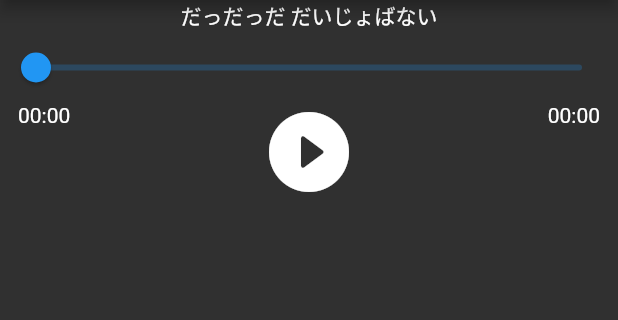
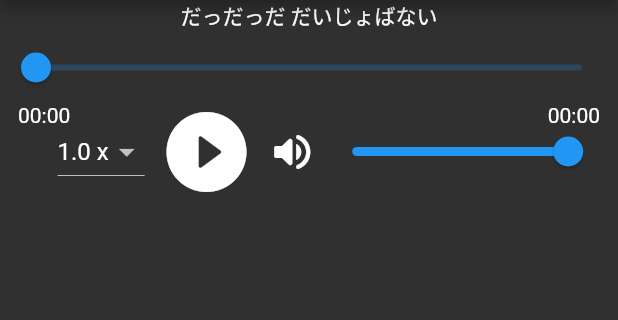
Before and after one commit to respectZ/cr-7, a Flutter app: the screen it shows after launch, on a phone screen of 412 x 824 dp, the part 84-404 px from its top. Run offline on Flutter 3.47's test engine with Material 2 defaults, Android fonts, the phone set to English and light mode, and no system bars; our stand-ins replace get, just_audio.

Commit message:
Add volume & speed control

```diff
--- a/lib/widget/audio_player.dart
+++ b/lib/widget/audio_player.dart
@@ -25,6 +25,52 @@ Widget _seekBar(Duration? duration, AudioPlayer audioPlayer) {
       value: duration?.inSeconds.toDouble() ?? 0,
       onChanged: (value) =>
           {audioPlayer.seek(Duration(seconds: value.toInt()))});
+}
+
+Widget _speedBar(double? speed, AudioPlayer audioPlayer) {
+  return DropdownButton<double>(
+      value: speed,
+      items: [0.5, 1.0, 1.5, 2.0, 3.0, 4.0]
+          .map<DropdownMenuItem<double>>((double value) {
+        return DropdownMenuItem<double>(
+          value: value,
+          child: Text(value.toString() + " x"),
+        );
+      }).toList(),
+      onChanged: (value) {
+        audioPlayer.setSpeed(value ?? 1.0);
+      });
+}
+
+Widget _volumeBar(double? volume, AudioPlayer audioPlayer) {
+  // icon switcher
+  IconData icon = Icons.volume_up_rounded;
+  if (volume != null && volume <= 0.5) icon = Icons.volume_down_rounded;
+  if (volume != null && volume == 0.0) icon = Icons.volume_mute_rounded;
+
+  // row
+  return Row(
+    children: [
+      InkWell(
+        onTap: () {
+          if (volume != 0.0) {
+            audioPlayer.setVolume(0.0);
+          } else {
+            audioPlayer.setVolume(1.0);
+          }
+        },
+        child: Icon(
+          icon,
+          size: 32.0,
+        ),
+      ),
+      Slider(
+        max: 100,
+        value: volume != null ? volume * 100 : 0,
+        onChanged: (value) => audioPlayer.setVolume(value / 100),
+      ),
+    ],
+  );
 }
 
 Widget _textPosition(Duration? duration, AudioPlayer audioPlayer) {
@@ -161,17 +207,20 @@ class _CustomAudioPlayerState extends State<CustomAudioPlayer> {
     return Container(
       child: Column(
         children: [
+          // subtitle
           StreamBuilder<Duration>(
             stream: _audioPlayer.positionStream,
             builder: (context, snapshot) {
               return _lyricText(snapshot.data, _lyrics);
             },
           ),
+          // seekbar
           StreamBuilder<Duration>(
               stream: _audioPlayer.positionStream,
               builder: (context, snapshot) {
                 return _seekBar(snapshot.data, _audioPlayer);
               }),
+          // audio controls
           Stack(
             children: [
               StreamBuilder<Duration>(
@@ -184,9 +233,26 @@ class _CustomAudioPlayerState extends State<CustomAudioPlayer> {
                 builder: (context, snapshot) {
                   final state = snapshot.data;
                   return Row(
-                    mainAxisAlignment: MainAxisAlignment.center,
+                    mainAxisAlignment: MainAxisAlignment.spaceEvenly,
                     children: [
+                      SizedBox(
+                        width: 20,
+                      ),
+                      StreamBuilder<double>(
+                          stream: _audioPlayer.speedStream,
+                          builder: (context, snapshot) {
+                            return _speedBar(snapshot.data, _audioPlayer);
+                          }),
                       _playerButton(state, _audioPlayer),
+                      SizedBox(
+                        width: 224,
+                        child: StreamBuilder<double>(
+                          stream: _audioPlayer.volumeStream,
+                          builder: (context, snapshot) {
+                            return _volumeBar(snapshot.data, _audioPlayer);
+                          },
+                        ),
+                      )
                     ],
                   );
                 },
```
